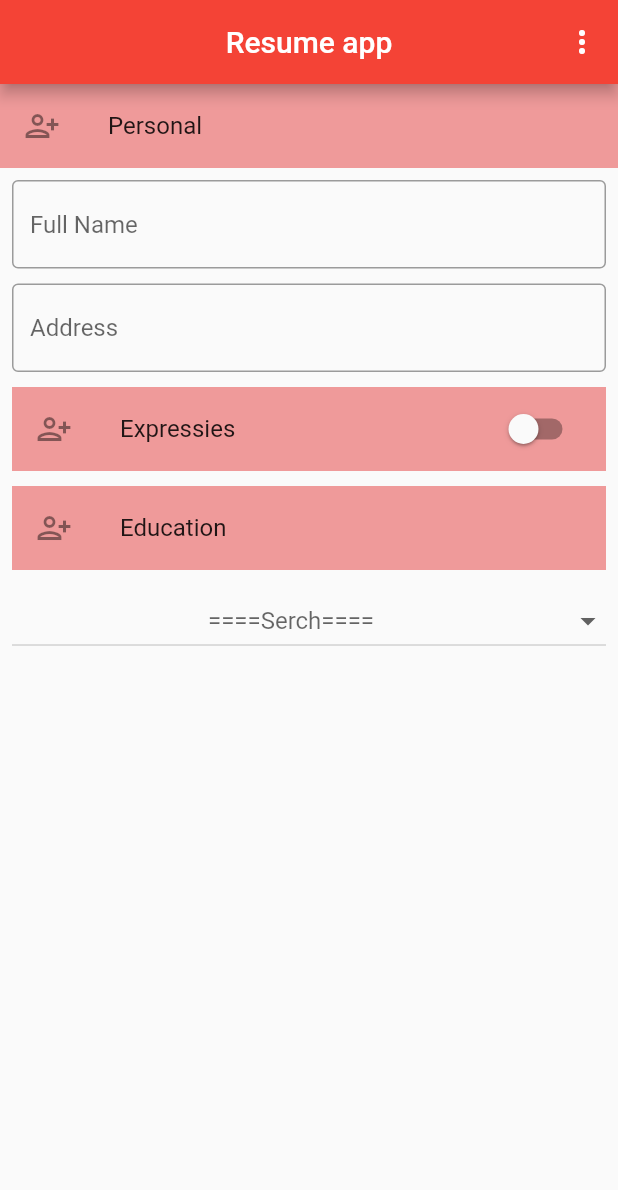
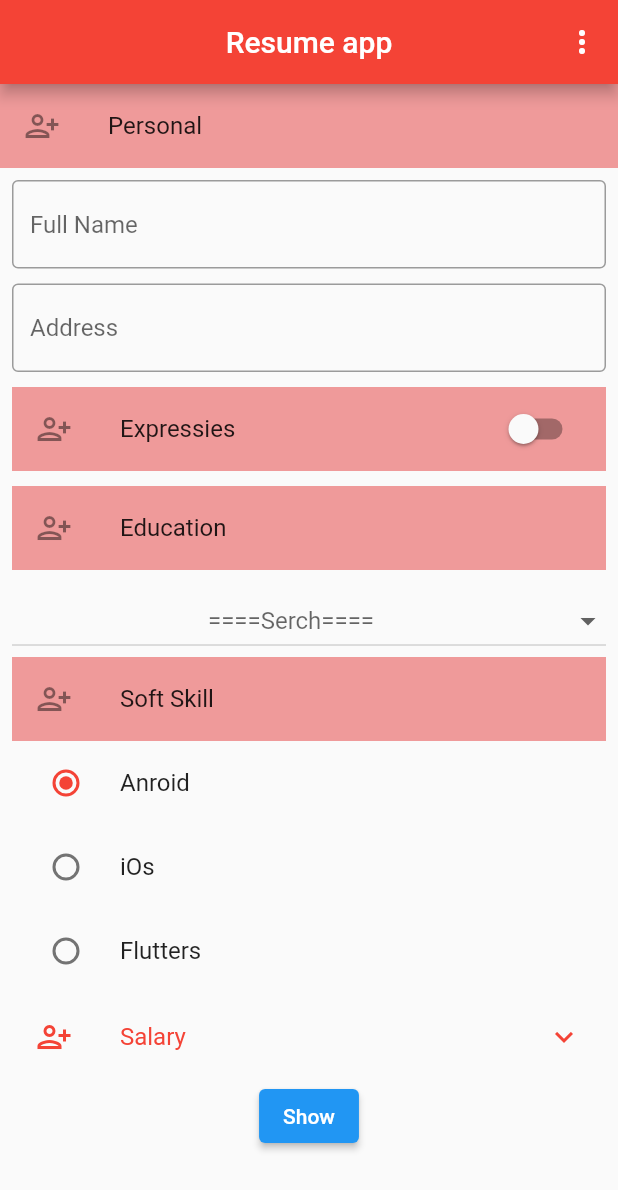
Before and after one commit to pateldixit2004/Dixit_Resume, a Flutter app: the screen it shows after launch, on a phone screen of 412 x 824 dp. Shown: the top 1190 px of the screen. Run offline on Flutter 3.47's test engine with Material 2 defaults, Android fonts, the phone set to English and light mode, and no system bars; missing offline and left inert: dart:js.

Commit message:
bvack button

```diff
--- a/lib/App/home_screen.dart
+++ b/lib/App/home_screen.dart
@@ -1,3 +1,5 @@
+import 'dart:io';
+
 import 'package:flutter/material.dart';
 
 class Home_Screen extends StatefulWidget {
@@ -8,13 +10,19 @@ class Home_Screen extends StatefulWidget {
 }
 
 class _Home_ScreenState extends State<Home_Screen> {
+  TextEditingController txtname = TextEditingController();
   List edList =["BTECH","BE","BCA","BCOM","MBBS"];
   String? selectinEdu;
   bool isExp= false;
   List SkillList =[false,false,false];
+  String selectFiled ="Anroid";
+  RangeValues rangeSlide =RangeValues(10000, 25000);
   @override
   Widget build(BuildContext context) {
-    return Scaffold(
+    return WillPopScope(
+      onWillPop: back,
+      child: SafeArea(
+        child: Scaffold(
           appBar: AppBar(
             title: Text("Resume app"),
             centerTitle: true,
@@ -43,6 +51,7 @@ class _Home_ScreenState extends State<Home_Screen> {
                   child: Column(
                     children: [
                       TextField(
+                        controller: txtname,
                         decoration: InputDecoration(
                           focusedBorder: OutlineInputBorder(borderSide: BorderSide(color: Colors.red,width: 2)),
 
@@ -64,6 +73,7 @@ class _Home_ScreenState extends State<Home_Screen> {
                         ),
                       ),
                       SizedBox(height: 10),
+
                       ListTile(
                         title: Text("Expressies"),
                         enabled: true,
@@ -119,11 +129,7 @@ class _Home_ScreenState extends State<Home_Screen> {
                           enabled: true,
                           leading: Icon(Icons.person_add_alt),
                           tileColor: Colors.red.shade200,
-                      // trailing: Switch(activeColor: Colors.red,value:isExp ,onChanged: (value){
-                      //   setState(() {
-                      //     isExp = value;
-                      //   });
-                      // },)
+
                       ),
                       SizedBox(height: 10),
                      DropdownButton(items: edList.map((e) => DropdownMenuItem(child: Center(child: Text("$e")),value: e,)).toList(),
@@ -135,13 +141,127 @@ class _Home_ScreenState extends State<Home_Screen> {
                        setState(() {
                          selectinEdu = value as String;
                        });
-                 },)
+                     },),
+                      ListTile(
+                        title: Text("Soft Skill"),
+                        enabled: true,
+                        leading: Icon(Icons.person_add_alt),
+                        tileColor: Colors.red.shade200,
+                      ),
+                      RadioListTile(activeColor: Colors.red,value:"Anroid", groupValue: selectFiled, onChanged: (value) {
+                        setState(() {
+                          selectFiled =value!;
+                        });
+                      },title: Text("Anroid")),
+                      RadioListTile(activeColor: Colors.red,value: "iOs", groupValue:selectFiled, onChanged: (value) {
+                        setState(() {
+                          selectFiled =value!;
+                        });
+                      },title: Text("iOs")),
+                      RadioListTile(activeColor: Colors.red,value: "Flutter", groupValue: selectFiled, onChanged: (value) {
+                        setState(() {
+                          selectFiled =value!;
+                        });
+                      },title: Text("Flutters")),
+                      ExpansionTile(
+
+                        title: Text("Salary"),
+                        // enabled: true,
+                        leading: Icon(Icons.person_add_alt),
+                        // tileColor: Colors.red.shade200,
+                        collapsedTextColor: Colors.red,
+                        collapsedIconColor: Colors.red,
+                        textColor: Colors.red,
+                        iconColor: Colors.red,
+                        children: [
+                          RangeSlider(values: rangeSlide,
+                            labels: RangeLabels("${rangeSlide.start.round()}","${rangeSlide.end.round()}"),
+                            inactiveColor: Colors.red,
+                            activeColor: Colors.red,
+                            onChanged: (value) {
+                              setState(() {
+                                rangeSlide = value;
+                              });
+                            },
+                            divisions: 20,
+                            max: 100000,),
+                        ],
+                      ),
+                      ElevatedButton(onPressed: () {
+                        var skill="";
+                         var name =txtname.text;
+                        ScaffoldMessenger.of(context).showSnackBar(SnackBar(content: Text("$name "),action: SnackBarAction(
+                          label: "undo",
+                          onPressed: () {
+
+                          },
+                        ),));
+                      }, child: Text("Show"))
+                      // ElevatedButton(onPressed: () {
+                      //   showDialog(barrierDismissible: false,context: context, builder: (context) {
+                      //
+                      //     return AlertDialog(
+                      //       title: Text("Are You Sure"),
+                      //       content: Row(
+                      //         mainAxisAlignment: MainAxisAlignment.spaceEvenly,
+                      //         children: [
+                      //           ElevatedButton(onPressed: () {
+                      //            print("HYY");
+                      //           }, child: Text("YES")),
+                      //           ElevatedButton(onPressed: () {
+                      //             Navigator.pop(context);
+                      //           }, child: Text("NO"))
+                      //         ],
+                      //       ),
+                      //     );
+                      //   },);
+                      // }, child: Text("Sumiit")),
+                      // RangeSlider(values: rangeSlide,
+                      //   labels: RangeLabels("${rangeSlide.start.round()}","${rangeSlide.end.round()}"),
+                      //   inactiveColor: Colors.red,
+                      //   onChanged: (value) {
+                      //   setState(() {
+                      //     rangeSlide = value;
+                      //   });
+                      // },
+                      // divisions: 20,
+                      // max: 100000,),
                     ],
                   ),
                 )
               ],
             ),
           )
+        ),
+      ),
     );
   }
+  void ShowExitDialog()
+  {
+    ElevatedButton(onPressed: () {
+      showDialog(barrierDismissible: false,context: context, builder: (context) {
+
+        return AlertDialog(
+          title: Text("Are You Sure"),
+          content: Row(
+            mainAxisAlignment: MainAxisAlignment.spaceEvenly,
+            children: [
+              ElevatedButton(onPressed: () {
+                print("htt");
+              }, child: Text("YES")),
+              ElevatedButton(onPressed: () {
+                Navigator.pop(context);
+              }, child: Text("NO"))
+            ],
+          ),
+        );
+      },);
+    }, child: Text("Sumiit"));
+
   }
+  Future<bool> back()async
+  {
+    ShowExitDialog();
+    return await false;
+  }
+}
```
Lines whose indentation alone changed are shown as unchanged.
